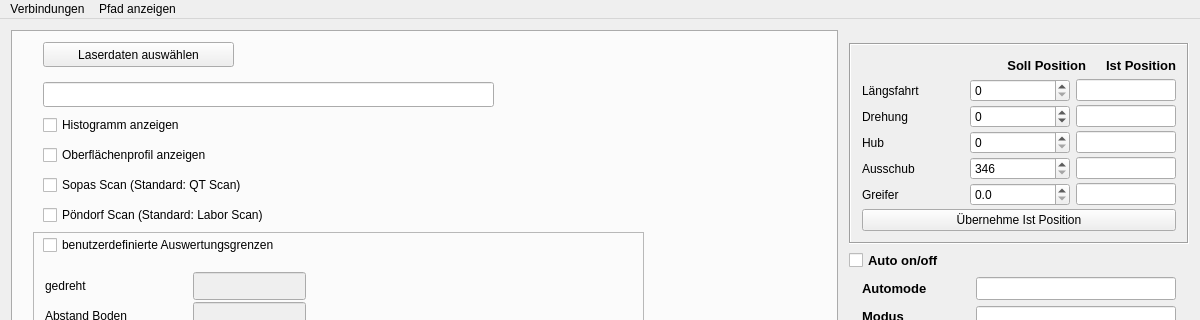
Before: the Qt Designer form mainwindow.ui in LaurinCoder/Robokran, drawn with Qt 5; both pictures show x 0 to 1200 and y 0 to 320 of the 1200 by 800 pixel window.
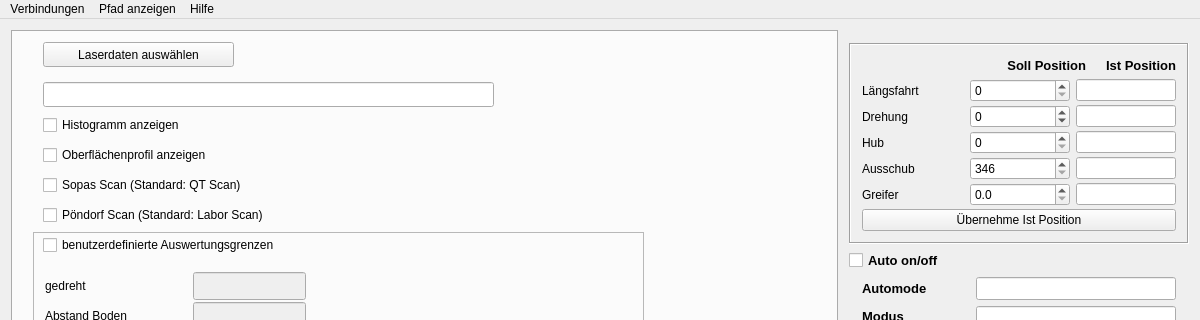
After: the same form once the commit is applied.

Commit message:
Hilfe Button hinzugefügt
öffnet das Readme File

```diff
--- a/mainwindow.ui
+++ b/mainwindow.ui
@@ -2138,8 +2138,15 @@
     <addaction name="chooseFile"/>
     <addaction name="actionPfad_des_Arrays_anzeigen"/>
    </widget>
+   <widget class="QMenu" name="menuHilfe">
+    <property name="title">
+     <string>Hilfe</string>
+    </property>
+    <addaction name="openReadme"/>
+   </widget>
    <addaction name="menuVerbindungen"/>
    <addaction name="menuopenFile"/>
+   <addaction name="menuHilfe"/>
   </widget>
   <widget class="QStatusBar" name="statusBar"/>
   <action name="connectSPS">
```
Left out of the diff: 5 changed lines with no effect on the pictures. The commit also changes 3 other files.
